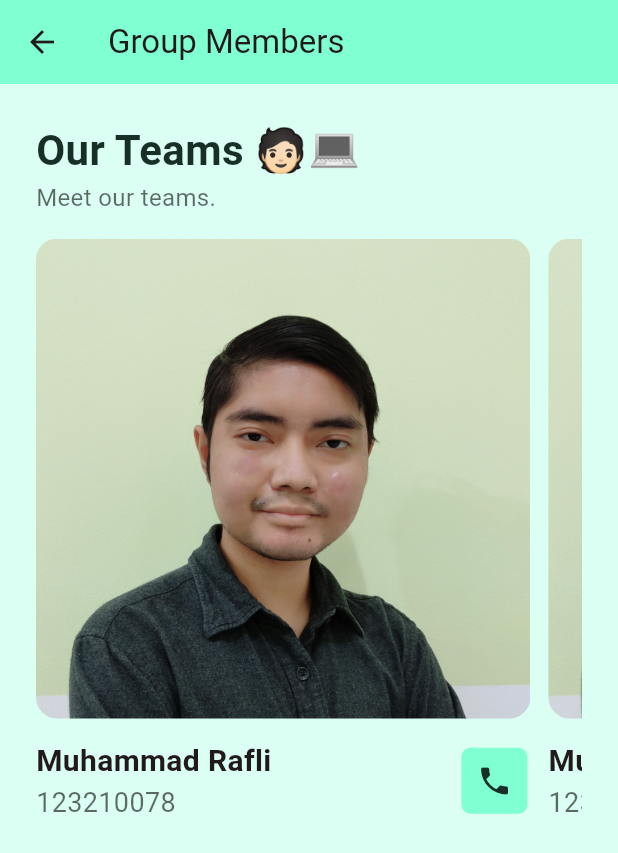
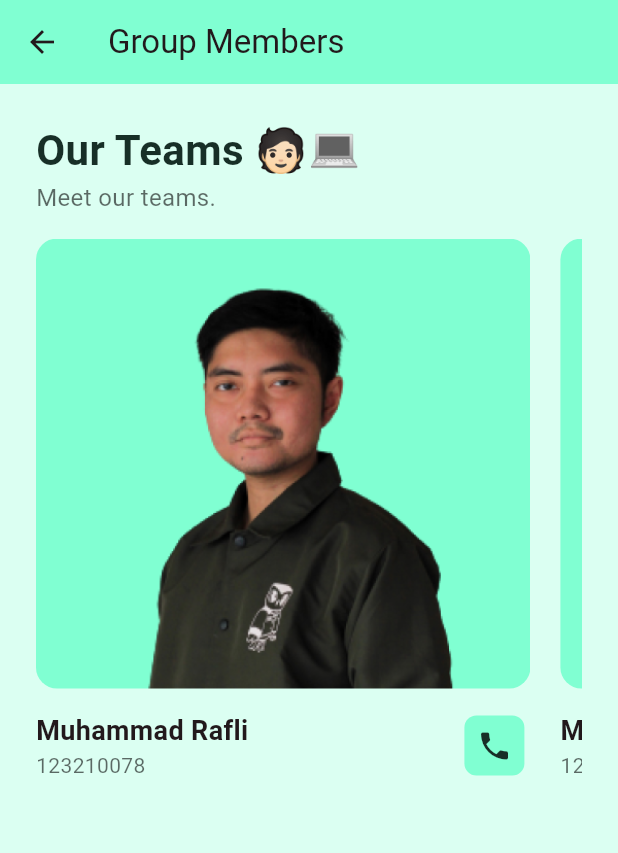
Before and after one commit to plirapli/tpm-tugas-1, a Flutter app: the GroupMembers screen opened directly, on a phone screen of 412 x 824 dp. Shown: the top 853 px of the screen. Run offline on Flutter 3.47's test engine with Material 3 defaults, Android fonts, the light colour scheme and no system bars.

Commit message:
group done

```diff
--- a/lib/pages/group.dart
+++ b/lib/pages/group.dart
@@ -1,6 +1,5 @@
 import 'package:flutter/material.dart';
-import 'package:flutter/widgets.dart';
-// import 'package:si_bagus/util/groupitem.dart';
+import 'package:si_bagus/util/groupitem.dart';
 
 class GroupMembers extends StatelessWidget {
   const GroupMembers({super.key});
@@ -48,6 +47,17 @@ class GroupMembers extends StatelessWidget {
   }
 
   Widget _groupContainer(BuildContext context) {
+    List<GroupItem> members = [
+      GroupItem(
+          title: "Muhammad Rafli",
+          subtitle: "123210078",
+          img: "assets/images/rapli.png"),
+      GroupItem(
+          title: "Michel Pierce Tahya",
+          subtitle: "123210103",
+          img: "assets/images/micel.png")
+    ];
+
     return Expanded(
       child: Container(
           alignment: Alignment.center,
@@ -55,28 +65,27 @@ class GroupMembers extends StatelessWidget {
           child: ListView(
             scrollDirection: Axis.horizontal,
             children: [
-              _groupMenuItem(context),
-              SizedBox(width: 12),
-              _groupMenuItem(context)
+              _groupMenuItem(context, members[0]),
+              const SizedBox(width: 20),
+              _groupMenuItem(context, members[1])
             ],
           )),
     );
   }
 
-  Widget _groupMenuItem(BuildContext context) {
+  Widget _groupMenuItem(BuildContext context, GroupItem member) {
     return Container(
       margin: const EdgeInsets.only(top: 12),
       width: MediaQuery.of(context).size.width * 0.8,
       child: Column(children: [
         Container(
-            height: 320,
+            height: 300,
             // width: MediaQuery.of(context).size.width * 0.8,
             margin: const EdgeInsets.only(bottom: 14),
             decoration: BoxDecoration(
                 borderRadius: BorderRadius.circular(14),
-                image: const DecorationImage(
-                    image: AssetImage('assets/images/rapli.jpg'),
-                    fit: BoxFit.cover))),
+                image: DecorationImage(
+                    image: AssetImage(member.img!), fit: BoxFit.cover))),
         Container(
           alignment: Alignment.centerLeft,
           // decoration: BoxDecoration(color: Colors.amber),
@@ -86,29 +95,34 @@ class GroupMembers extends StatelessWidget {
               Column(
                 crossAxisAlignment: CrossAxisAlignment.start,
                 children: [
-                  const Text(
-                    "Muhammad Rafli",
-                    style: TextStyle(fontSize: 20, fontWeight: FontWeight.bold),
+                  Text(
+                    member.title!,
+                    style: const TextStyle(
+                        fontSize: 18, fontWeight: FontWeight.bold),
                   ),
-                  Container(
-                    child: const Text(
-                      "123210078",
-                      style: TextStyle(
-                          fontSize: 18, color: Color.fromARGB(150, 0, 0, 0)),
-                    ),
+                  Text(
+                    member.subtitle!,
+                    style: const TextStyle(
+                        fontSize: 14, color: Color.fromARGB(150, 0, 0, 0)),
                   ),
                 ],
               ),
               IconButton.filled(
                 style: IconButton.styleFrom(
-                    minimumSize: const Size(44, 44),
+                    minimumSize: const Size(40, 40),
                     foregroundColor: const Color.fromARGB(255, 23, 47, 39),
                     backgroundColor: const Color.fromARGB(255, 128, 255, 210),
                     // minimumSize: Size(48, 48),
                     // maximumSize: Size(48, 48),
                     shape: RoundedRectangleBorder(
-                        borderRadius: BorderRadius.circular(6))),
-                onPressed: () {},
+                        borderRadius: BorderRadius.circular(8))),
+                onPressed: () {
+                  // final Uri launchUri = Uri(
+                  //   scheme: 'tel',
+                  //   path: "085157724721",
+                  // );
+                  // launchUrl(launchUri);
+                },
                 icon: const Icon(Icons.phone),
               )
             ],
--- a/lib/pages/oddeven.dart
+++ b/lib/pages/oddeven.dart
@@ -69,7 +69,7 @@ class _OddEvenPageState extends State<OddEvenPage> {
         number = value;
       },
       textAlign: TextAlign.center,
-      style: TextStyle(fontSize: 32),
+      style: const TextStyle(fontSize: 32),
       inputFormatters: <TextInputFormatter>[
         FilteringTextInputFormatter.allow(RegExp(r'^-?[0-9]*(\.[0-9]*)?')),
         // Formatter yang berfungsi untuk menetapkan inputan dari userr
@@ -120,7 +120,7 @@ class _OddEvenPageState extends State<OddEvenPage> {
 
   Widget _result() {
     return Container(
-      margin: EdgeInsets.only(top: 32),
+      margin: const EdgeInsets.only(top: 32),
       child: Column(
         crossAxisAlignment: CrossAxisAlignment.start,
         children: [
@@ -130,7 +130,7 @@ class _OddEvenPageState extends State<OddEvenPage> {
           ),
           Text(
             result,
-            style: TextStyle(fontSize: 48, fontWeight: FontWeight.bold),
+            style: const TextStyle(fontSize: 48, fontWeight: FontWeight.bold),
           ),
         ],
       ),
--- a/lib/searchbar.dart
+++ b/lib/searchbar.dart
@@ -13,7 +13,7 @@ class _SearchBarAppState extends State<SearchBarApp> {
   @override
   Widget build(BuildContext context) {
     return Container(
-        margin: EdgeInsets.only(top: 12),
+        margin: const EdgeInsets.only(top: 12),
         // padding: const EdgeInsets.all(8.0),
         child: TextFormField(
             enabled: true,
```
Also changed, not shown: lib/util/calcitem.dart (deleted, +0 -31 lines), assets/images/micel.png (added), assets/images/rapli.jpg (deleted), assets/images/rapli.png (added).
